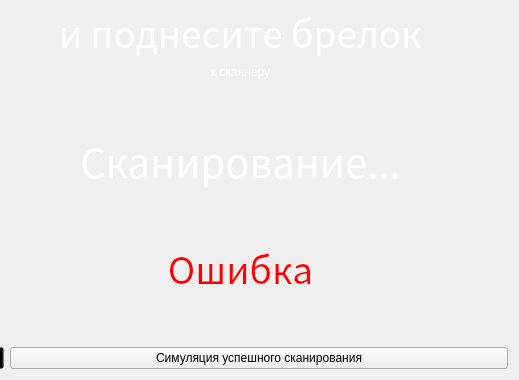
First picture: the form in UIForms/ScanBrelok.ui, repository FelixMailwriter/VM, before the edit; both pictures show x 505 to 1024 and y 388 to 768 of the 1024 by 768 pixel window.
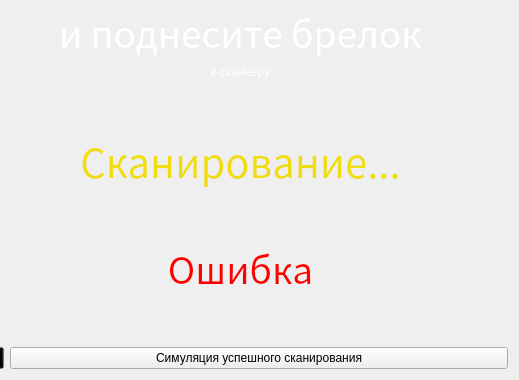
Second picture: the form after the edit. Icons and pictures are not drawn.

The edit to the form file:
```diff
--- a/UIForms/ScanBrelok.ui
+++ b/UIForms/ScanBrelok.ui
@@ -492,27 +492,54 @@
                 <colorrole role="WindowText">
                  <brush brushstyle="SolidPattern">
                   <color alpha="255">
-                   <red>255</red>
-                   <green>255</green>
-                   <blue>255</blue>
+                   <red>240</red>
+                   <green>221</green>
+                   <blue>13</blue>
+                  </color>
+                 </brush>
+                </colorrole>
+                <colorrole role="Button">
+                 <brush brushstyle="SolidPattern">
+                  <color alpha="0">
+                   <red>0</red>
+                   <green>0</green>
+                   <blue>0</blue>
                   </color>
                  </brush>
                 </colorrole>
                 <colorrole role="Text">
                  <brush brushstyle="SolidPattern">
                   <color alpha="255">
-                   <red>255</red>
-                   <green>255</green>
-                   <blue>255</blue>
+                   <red>240</red>
+                   <green>221</green>
+                   <blue>13</blue>
                   </color>
                  </brush>
                 </colorrole>
                 <colorrole role="ButtonText">
                  <brush brushstyle="SolidPattern">
                   <color alpha="255">
-                   <red>255</red>
-                   <green>255</green>
-                   <blue>255</blue>
+                   <red>240</red>
+                   <green>221</green>
+                   <blue>13</blue>
+                  </color>
+                 </brush>
+                </colorrole>
+                <colorrole role="Base">
+                 <brush brushstyle="SolidPattern">
+                  <color alpha="0">
+                   <red>0</red>
+                   <green>0</green>
+                   <blue>0</blue>
+                  </color>
+                 </brush>
+                </colorrole>
+                <colorrole role="Window">
+                 <brush brushstyle="SolidPattern">
+                  <color alpha="0">
+                   <red>0</red>
+                   <green>0</green>
+                   <blue>0</blue>
                   </color>
                  </brush>
                 </colorrole>
@@ -521,27 +548,54 @@
                 <colorrole role="WindowText">
                  <brush brushstyle="SolidPattern">
                   <color alpha="255">
-                   <red>255</red>
-                   <green>255</green>
-                   <blue>255</blue>
+                   <red>240</red>
+                   <green>221</green>
+                   <blue>13</blue>
+                  </color>
+                 </brush>
+                </colorrole>
+                <colorrole role="Button">
+                 <brush brushstyle="SolidPattern">
+                  <color alpha="0">
+                   <red>0</red>
+                   <green>0</green>
+                   <blue>0</blue>
                   </color>
                  </brush>
                 </colorrole>
                 <colorrole role="Text">
                  <brush brushstyle="SolidPattern">
                   <color alpha="255">
-                   <red>255</red>
-                   <green>255</green>
-                   <blue>255</blue>
+                   <red>240</red>
+                   <green>221</green>
+                   <blue>13</blue>
                   </color>
                  </brush>
                 </colorrole>
                 <colorrole role="ButtonText">
                  <brush brushstyle="SolidPattern">
                   <color alpha="255">
-                   <red>255</red>
-                   <green>255</green>
-                   <blue>255</blue>
+                   <red>240</red>
+                   <green>221</green>
+                   <blue>13</blue>
+                  </color>
+                 </brush>
+                </colorrole>
+                <colorrole role="Base">
+                 <brush brushstyle="SolidPattern">
+                  <color alpha="0">
+                   <red>0</red>
+                   <green>0</green>
+                   <blue>0</blue>
+                  </color>
+                 </brush>
+                </colorrole>
+                <colorrole role="Window">
+                 <brush brushstyle="SolidPattern">
+                  <color alpha="0">
+                   <red>0</red>
+                   <green>0</green>
+                   <blue>0</blue>
                   </color>
                  </brush>
                 </colorrole>
@@ -550,27 +604,54 @@
                 <colorrole role="WindowText">
                  <brush brushstyle="SolidPattern">
                   <color alpha="255">
-                   <red>255</red>
-                   <green>255</green>
-                   <blue>255</blue>
+                   <red>240</red>
+                   <green>221</green>
+                   <blue>13</blue>
+                  </color>
+                 </brush>
+                </colorrole>
+                <colorrole role="Button">
+                 <brush brushstyle="SolidPattern">
+                  <color alpha="0">
+                   <red>0</red>
+                   <green>0</green>
+                   <blue>0</blue>
                   </color>
                  </brush>
                 </colorrole>
                 <colorrole role="Text">
                  <brush brushstyle="SolidPattern">
                   <color alpha="255">
-                   <red>255</red>
-                   <green>255</green>
-                   <blue>255</blue>
+                   <red>240</red>
+                   <green>221</green>
+                   <blue>13</blue>
                   </color>
                  </brush>
                 </colorrole>
                 <colorrole role="ButtonText">
                  <brush brushstyle="SolidPattern">
                   <color alpha="255">
-                   <red>255</red>
-                   <green>255</green>
-                   <blue>255</blue>
+                   <red>240</red>
+                   <green>221</green>
+                   <blue>13</blue>
+                  </color>
+                 </brush>
+                </colorrole>
+                <colorrole role="Base">
+                 <brush brushstyle="SolidPattern">
+                  <color alpha="0">
+                   <red>0</red>
+                   <green>0</green>
+                   <blue>0</blue>
+                  </color>
+                 </brush>
+                </colorrole>
+                <colorrole role="Window">
+                 <brush brushstyle="SolidPattern">
+                  <color alpha="0">
+                   <red>0</red>
+                   <green>0</green>
+                   <blue>0</blue>
                   </color>
                  </brush>
                 </colorrole>
@@ -587,8 +668,8 @@
               </font>
              </property>
              <property name="styleSheet">
-              <string notr="true">background-image: url(:/newPrefix/fon.png);
-color: rgb(255, 255, 255);
+              <string notr="true">background: transparent;
+color: rgb(240, 221, 13);
 font: 30pt &quot;Noto Sans CJK KR&quot;;</string>
              </property>
              <property name="text">
```
Left out of the diff: 81 changed lines with no effect on the pictures.
